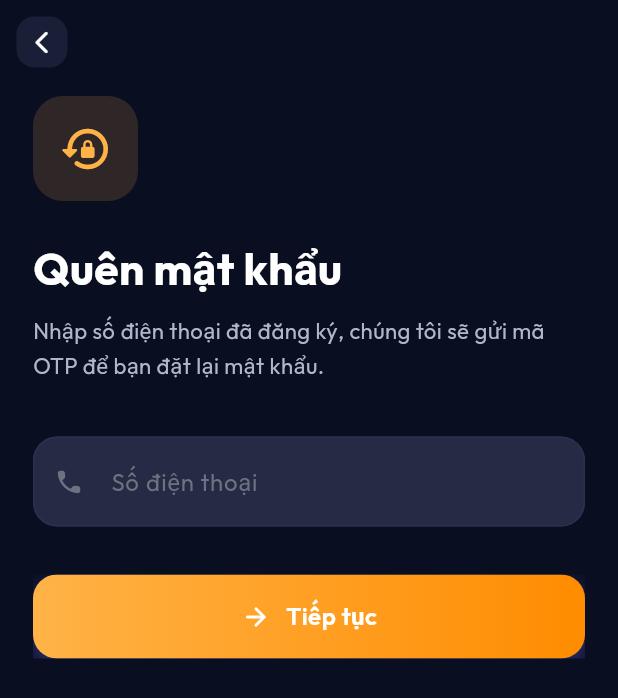
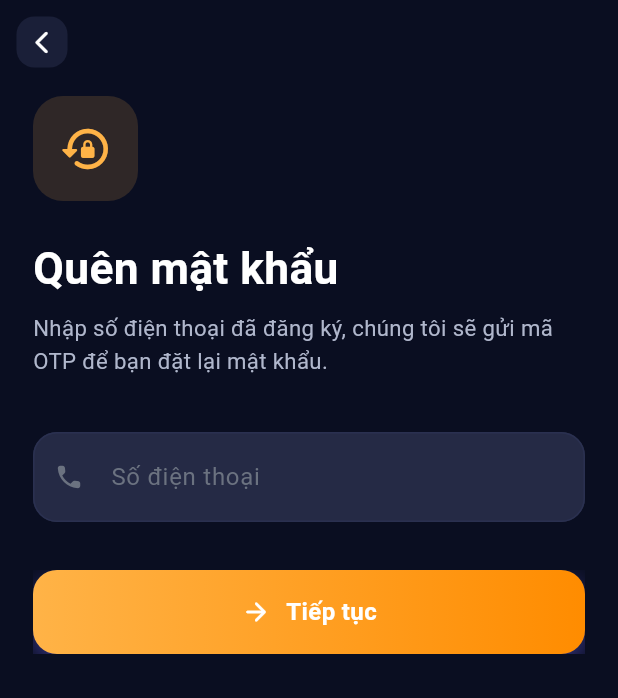
Before and after one commit to duong0411/iot_class, a Flutter app: the screen it shows after launch, after a tap on "Quên mật khẩu?", on a phone screen of 412 x 824 dp. Shown: the top 698 px of the screen. Run offline on Flutter 3.47's test engine with Material 3 defaults, Android fonts, the phone set to English and light mode, and no system bars; drawn by our look-alikes of flutter_animate; our stand-ins replace flutter_dotenv, font_awesome_flutter, google_sign_in, shared_preferences; missing offline and left inert: mqtt_client; accounts and stored records are empty; network calls fail.

Commit message:
Fix iOS white screen by removing Google Fonts and blocking startup init.
Drop runtime font fetching and local notifications so splash/login can render offline.

Co-authored-by: Cursor <cursoragent@cursor.com>

```diff
--- a/lib/core/services/notification_service.dart
+++ /dev/null
@@ -1,77 +0,0 @@
-import 'package:flutter/material.dart';
-import 'package:flutter_local_notifications/flutter_local_notifications.dart';
-
-class NotificationService {
-  static final NotificationService _instance = NotificationService._internal();
-  factory NotificationService() => _instance;
-  NotificationService._internal();
-
-  final FlutterLocalNotificationsPlugin _notificationsPlugin =
-      FlutterLocalNotificationsPlugin();
-
-  Future<void> init() async {
-    // Cấu hình icon mặc định trên Android (sử dụng ic_launcher trong thư mục mipmap)
-    const AndroidInitializationSettings initializationSettingsAndroid =
-        AndroidInitializationSettings('@mipmap/ic_launcher');
-
-    const InitializationSettings initializationSettings =
-        InitializationSettings(
-      android: initializationSettingsAndroid,
-    );
-
-    await _notificationsPlugin.initialize(
-      settings: initializationSettings,
-      onDidReceiveNotificationResponse: (NotificationResponse response) {
-        // Xử lý khi người dùng ấn vào thông báo
-      },
-    );
-
-    final androidImplementation = _notificationsPlugin
-        .resolvePlatformSpecificImplementation<
-            AndroidFlutterLocalNotificationsPlugin>();
-
-    // Khởi tạo sẵn Channel cho FCM Background Push (Bắt buộc phải có để hiện Popup/Âm thanh)
-    const AndroidNotificationChannel channel = AndroidNotificationChannel(
-      'emergency_alerts_channel',
-      'Cảnh báo khẩn cấp',
-      description: 'Kênh thông báo cho các sự cố nguy hiểm như rò rỉ khí gas hoặc cháy nổ.',
-      importance: Importance.max,
-      playSound: true,
-      enableVibration: true,
-    );
-
-    await androidImplementation?.createNotificationChannel(channel);
-  }
-
-  Future<void> showWarningNotification({
-    required int id,
-    required String title,
-    required String body,
-  }) async {
-    const AndroidNotificationDetails androidDetails =
-        AndroidNotificationDetails(
-      'emergency_alerts_channel',
-      'Cảnh báo khẩn cấp',
-      channelDescription:
-          'Kênh thông báo cho các sự cố nguy hiểm như rò rỉ khí gas hoặc cháy nổ.',
-      importance: Importance.max,
-      priority: Priority.max,
-      enableVibration: true,
-      playSound: true,
-      color: Colors.red, // Màu sắc cho Icon thông báo
-      fullScreenIntent: true, // Ưu tiên hiển thị Popup trên cùng
-      category: AndroidNotificationCategory.alarm,
-      visibility: NotificationVisibility.public,
-    );
-
-    const NotificationDetails notificationDetails =
-        NotificationDetails(android: androidDetails);
-
-    await _notificationsPlugin.show(
-      id: id,
-      title: title,
-      body: body,
-      notificationDetails: notificationDetails,
-    );
-  }
-}
--- a/lib/core/theme/app_theme.dart
+++ b/lib/core/theme/app_theme.dart
@@ -1,5 +1,4 @@
 import 'package:flutter/material.dart';
-import 'package:google_fonts/google_fonts.dart';
 
 class AppTheme {
   // Color Palette
@@ -27,6 +26,18 @@ class AppTheme {
   static const Color danger = Color(0xFFFF4757);
   static const Color info = Color(0xFF2196F3);
 
+  static const TextTheme _textTheme = TextTheme(
+    displayLarge: TextStyle(color: textPrimary, fontWeight: FontWeight.bold),
+    displayMedium: TextStyle(color: textPrimary, fontWeight: FontWeight.bold),
+    headlineLarge: TextStyle(color: textPrimary, fontWeight: FontWeight.bold),
+    headlineMedium: TextStyle(color: textPrimary, fontWeight: FontWeight.w600),
+    titleLarge: TextStyle(color: textPrimary, fontWeight: FontWeight.w600),
+    titleMedium: TextStyle(color: textPrimary, fontWeight: FontWeight.w500),
+    bodyLarge: TextStyle(color: textSecondary),
+    bodyMedium: TextStyle(color: textSecondary),
+    labelLarge: TextStyle(color: textPrimary, fontWeight: FontWeight.w600),
+  );
+
   static ThemeData get darkTheme {
     return ThemeData(
       brightness: Brightness.dark,
@@ -38,29 +49,17 @@ class AppTheme {
         surface: bgCard,
         error: danger,
       ),
-      textTheme: GoogleFonts.outfitTextTheme(
-        const TextTheme(
-          displayLarge: TextStyle(color: textPrimary, fontWeight: FontWeight.bold),
-          displayMedium: TextStyle(color: textPrimary, fontWeight: FontWeight.bold),
-          headlineLarge: TextStyle(color: textPrimary, fontWeight: FontWeight.bold),
-          headlineMedium: TextStyle(color: textPrimary, fontWeight: FontWeight.w600),
-          titleLarge: TextStyle(color: textPrimary, fontWeight: FontWeight.w600),
-          titleMedium: TextStyle(color: textPrimary, fontWeight: FontWeight.w500),
-          bodyLarge: TextStyle(color: textSecondary),
-          bodyMedium: TextStyle(color: textSecondary),
-          labelLarge: TextStyle(color: textPrimary, fontWeight: FontWeight.w600),
-        ),
-      ),
-      appBarTheme: AppBarTheme(
+      textTheme: _textTheme,
+      appBarTheme: const AppBarTheme(
         backgroundColor: Colors.transparent,
         elevation: 0,
         centerTitle: true,
-        titleTextStyle: GoogleFonts.outfit(
+        titleTextStyle: TextStyle(
           color: textPrimary,
           fontSize: 20,
           fontWeight: FontWeight.w600,
         ),
-        iconTheme: const IconThemeData(color: textPrimary),
+        iconTheme: IconThemeData(color: textPrimary),
       ),
       inputDecorationTheme: InputDecorationTheme(
         filled: true,
@@ -96,7 +95,7 @@ class AppTheme {
             borderRadius: BorderRadius.circular(16),
           ),
           elevation: 0,
-          textStyle: GoogleFonts.outfit(
+          textStyle: const TextStyle(
             fontSize: 16,
             fontWeight: FontWeight.w600,
           ),
--- a/lib/main.dart
+++ b/lib/main.dart
@@ -1,3 +1,4 @@
+import 'package:flutter/foundation.dart';
 import 'package:flutter/material.dart';
 import 'package:flutter/services.dart';
 import 'package:provider/provider.dart';
@@ -8,16 +9,21 @@ import 'core/providers/student_provider.dart';
 import 'features/auth/screens/splash_screen.dart';
 import 'package:flutter_dotenv/flutter_dotenv.dart';
 
-import 'core/services/notification_service.dart';
-
 void main() async {
   WidgetsFlutterBinding.ensureInitialized();
-  await dotenv.load(fileName: ".env");
 
-  await NotificationService().init();
+  // .env có thể thiếu trên một số bản build — không được chặn app
+  try {
+    await dotenv.load(fileName: '.env', isOptional: true);
+  } catch (e) {
+    if (kDebugMode) print('dotenv load skipped: $e');
+  }
 
-  // Chỉ set overlay style (status bar trong suốt) — không dùng edgeToEdge
-  // vì gây vòng lặp WindowInsets trên emulator Android
+  FlutterError.onError = (details) {
+    FlutterError.presentError(details);
+    if (kDebugMode) print(details);
+  };
+
   SystemChrome.setSystemUIOverlayStyle(
     const SystemUiOverlayStyle(
       statusBarColor: Colors.transparent,
@@ -25,7 +31,7 @@ void main() async {
     ),
   );
 
-  SystemChrome.setPreferredOrientations([
+  await SystemChrome.setPreferredOrientations([
     DeviceOrientation.portraitUp,
     DeviceOrientation.portraitDown,
   ]);
@@ -49,6 +55,27 @@ class MyApp extends StatelessWidget {
         debugShowCheckedModeBanner: false,
         theme: AppTheme.darkTheme,
         home: const SplashScreen(),
+        builder: (context, child) {
+          // Tránh màn trắng khi widget lỗi (release không hiện red screen)
+          ErrorWidget.builder = (details) {
+            return Material(
+              color: AppTheme.bgDark,
+              child: Center(
+                child: Padding(
+                  padding: const EdgeInsets.all(24),
+                  child: Text(
+                    kDebugMode
+                        ? details.exceptionAsString()
+                        : 'Đã xảy ra lỗi. Vui lòng mở lại ứng dụng.',
+                    textAlign: TextAlign.center,
+                    style: const TextStyle(color: AppTheme.textPrimary),
+                  ),
+                ),
+              ),
+            );
+          };
+          return child ?? const SizedBox.shrink();
+        },
       ),
     );
   }
--- a/pubspec.yaml
+++ b/pubspec.yaml
@@ -14,7 +14,6 @@ dependencies:
   provider: ^6.1.2
   shared_preferences: ^2.3.2
   http: ^1.2.2
-  google_fonts: ^6.2.1
   flutter_animate: ^4.5.0
   font_awesome_flutter: ^11.0.0
   lottie: ^3.1.2
@@ -24,7 +23,6 @@ dependencies:
   mqtt_client: ^10.11.11
   google_sign_in: ^6.2.1
   flutter_dotenv: ^6.0.1
-  flutter_local_notifications: ^22.0.1
 dev_dependencies:
   flutter_test:
     sdk: flutter
```
Also changed, not shown: pubspec.lock, 6 other files.
